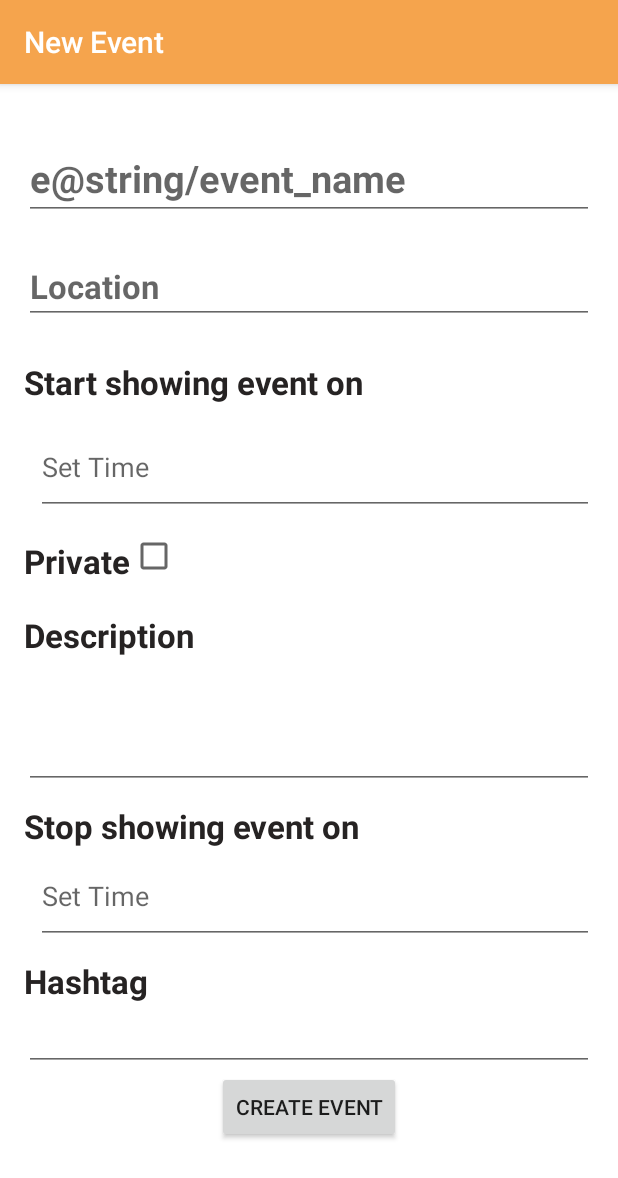
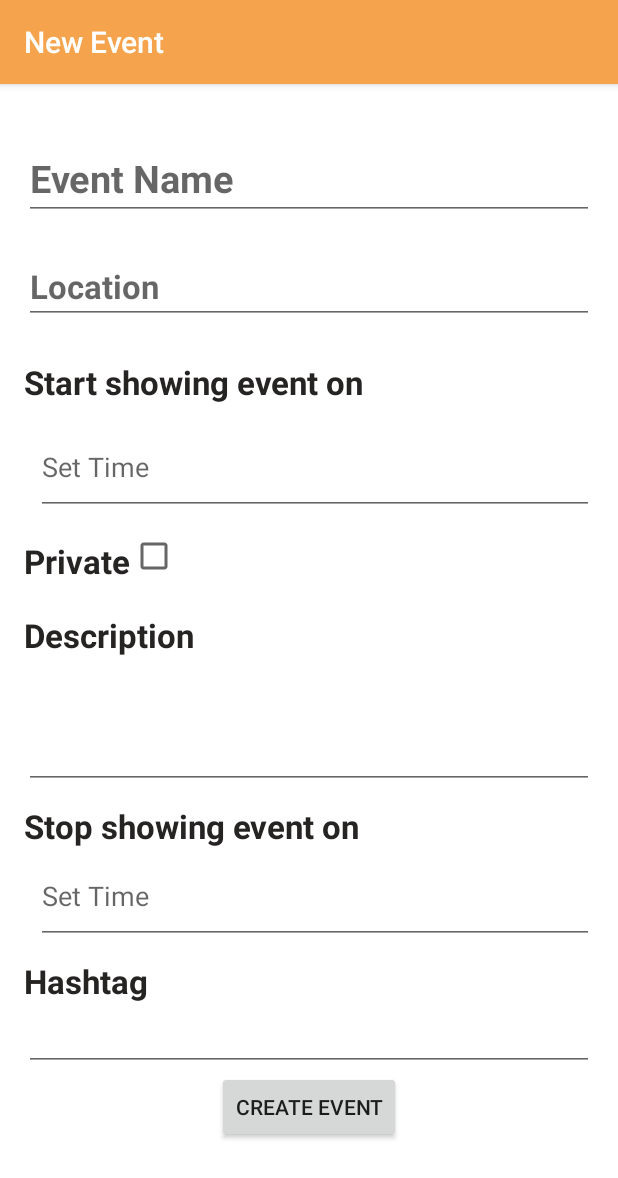
Before and after one commit to dagreene5/CMSC436_FeedTheKitty, an Android app: the CreateEventActivity screen opened directly, with no data from a screen before it, on a phone screen of 412 x 824 dp. Shown: the top 1178 px of the screen. Run offline under Robolectric (Android 15) with nearby library versions, the phone set to English and light mode, and no system bars.

Commit message:
saved changes

```diff
--- a/FeedTheKitty/app/src/main/java/com/feedthekitty/cmsc436/feedthekitty/MainActivity.java
+++ b/FeedTheKitty/app/src/main/java/com/feedthekitty/cmsc436/feedthekitty/MainActivity.java
@@ -62,7 +62,7 @@ public class MainActivity extends AppCompatActivity {
 
 
         //If logged in via FB
-        /*
+
         setContentView(R.layout.homeview);
 
         browseBtn = (Button) findViewById(R.id.browse_btn);
@@ -89,7 +89,7 @@ public class MainActivity extends AppCompatActivity {
         EventListAdapter adapter = new EventListAdapter(query, R.layout.event_search_row, this, null, null);
         userList = (ListView) findViewById(R.id.list);
         userList.setAdapter(adapter);
-        */
+
 
         // Test Facebook Login
         /*Intent intent = new Intent(this, FacebookLogin.class);
--- a/FeedTheKitty/app/src/main/res/layout/activity_create_event.xml
+++ b/FeedTheKitty/app/src/main/res/layout/activity_create_event.xml
@@ -21,7 +21,7 @@
         android:layout_height="wrap_content"
         android:layout_alignParentLeft="true"
         android:layout_below="@id/event_text_name"
-        android:hint="e@string/event_name"
+        android:hint="@string/event_name"
         android:textSize="25sp"
         android:textStyle="bold"
         android:id="@+id/event_name"
```
